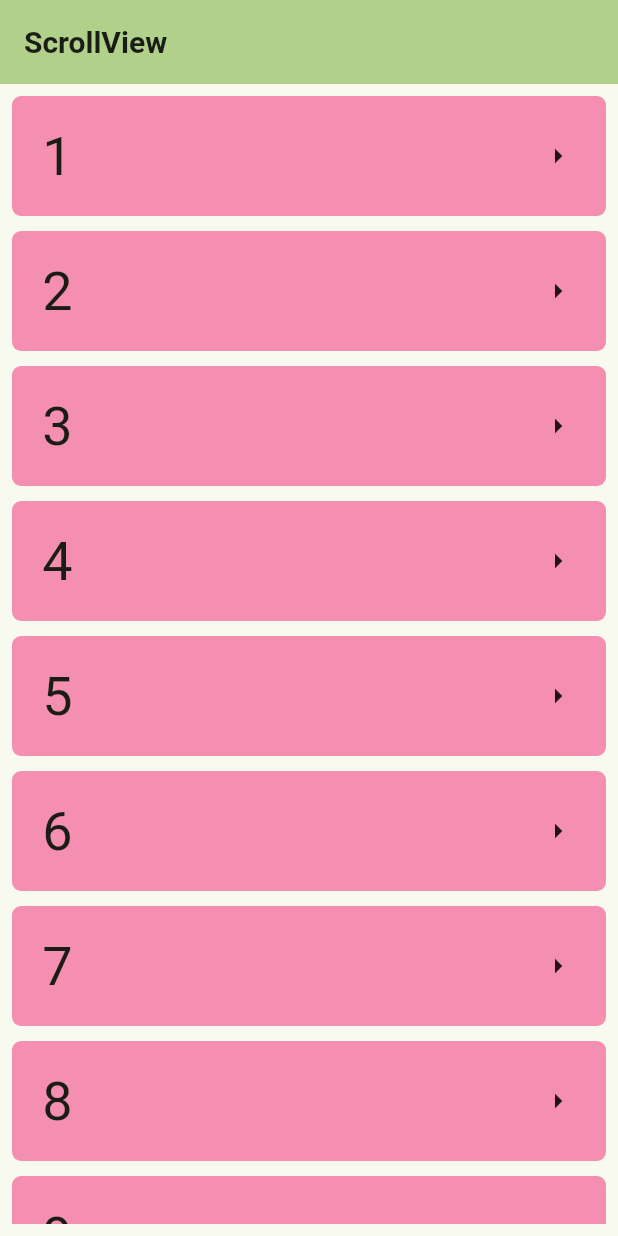
After one commit to itrieditlikethis/practice, a Flutter app: the MyHomePage screen opened directly, on a phone screen of 412 x 824 dp. The commit adds this screen. Run offline on Flutter 3.47's test engine with Material 3 defaults, Android fonts, the phone set to English and light mode, and no system bars.

Commit message:
feat: add scrollable list sample

```diff
--- a/keys_valuekey/lib/main.dart
+++ b/keys_valuekey/lib/main.dart
@@ -1,6 +1,6 @@
 import 'package:flutter/material.dart';
 
-import 'app.dart';
+import 'reorderable_list_view_builder.dart';
 
 void main() {
   runApp(const MyApp());
@@ -17,7 +17,7 @@ class MyApp extends StatelessWidget {
       theme: ThemeData(
         colorScheme: ColorScheme.fromSeed(seedColor: Colors.lightGreen),
       ),
-      home: const App(),
+      home: const ReorderableListViewBuilder(),
     );
   }
 }
--- a/keys_valuekey/lib/app.dart
+++ b/keys_valuekey/lib/reorderable_list_view_builder.dart
@@ -1,13 +1,14 @@
 import 'package:flutter/material.dart';
 
-class App extends StatefulWidget {
-  const App({super.key});
+class ReorderableListViewBuilder extends StatefulWidget {
+  const ReorderableListViewBuilder({super.key});
 
   @override
-  State<StatefulWidget> createState() => _AppState();
+  State<StatefulWidget> createState() => _ReorderableListViewBuilderState();
 }
 
-class _AppState extends State<App> {
+class _ReorderableListViewBuilderState
+    extends State<ReorderableListViewBuilder> {
   final _listOfElements = List.generate(
     20,
     (index) => 'Element ${index.toString()}',
--- /dev/null
+++ b/keys_valuekey/lib/scrollable_list.dart
@@ -0,0 +1,81 @@
+import 'package:flutter/material.dart';
+
+class MyAppScrollableList extends StatelessWidget {
+  const MyAppScrollableList({super.key});
+
+  // This widget is the root of your application.
+  @override
+  Widget build(BuildContext context) {
+    return MaterialApp(
+      theme: ThemeData(
+        colorScheme: ColorScheme.fromSeed(seedColor: Colors.pink),
+        useMaterial3: true,
+      ),
+      home: const MyHomePage(),
+    );
+  }
+}
+
+final dataList = List<int>.generate(100, (int index) => index);
+
+class MyHomePage extends StatelessWidget {
+  const MyHomePage({super.key});
+
+  @override
+  Widget build(BuildContext context) {
+    return Scaffold(
+      appBar: AppBar(
+        backgroundColor: Theme.of(context).colorScheme.inversePrimary,
+        title: Text(
+          'ScrollView',
+          style: TextStyle(fontSize: 20, fontWeight: FontWeight.w700),
+        ),
+      ),
+      body: Center(
+        child: Padding(
+          padding: const EdgeInsets.all(8.0),
+          child: ListView.separated(
+            itemCount: dataList.length,
+            itemBuilder: (BuildContext context, int index) {
+              return ListItem(data: index);
+            },
+            separatorBuilder: (BuildContext context, int index) {
+              return SizedBox(width: double.infinity, height: 10);
+            },
+          ),
+        ),
+      ),
+    );
+  }
+}
+
+class ListItem extends StatelessWidget {
+  const ListItem({super.key, required this.data});
+
+  final int data;
+
+  @override
+  Widget build(BuildContext context) {
+    return Container(
+      constraints: BoxConstraints(minHeight: 80),
+      padding: EdgeInsets.only(left: 20, right: 20),
+      decoration: BoxDecoration(
+        borderRadius: BorderRadius.circular(6.0),
+        color: Colors.pink[200],
+      ),
+      width: double.infinity,
+      height: 40,
+      child: Row(
+        children: [
+          Expanded(
+            child: Text(
+              '${dataList[data] + 1}',
+              style: TextStyle(fontSize: 36),
+            ),
+          ),
+          Icon(Icons.arrow_right),
+        ],
+      ),
+    );
+  }
+}
```
